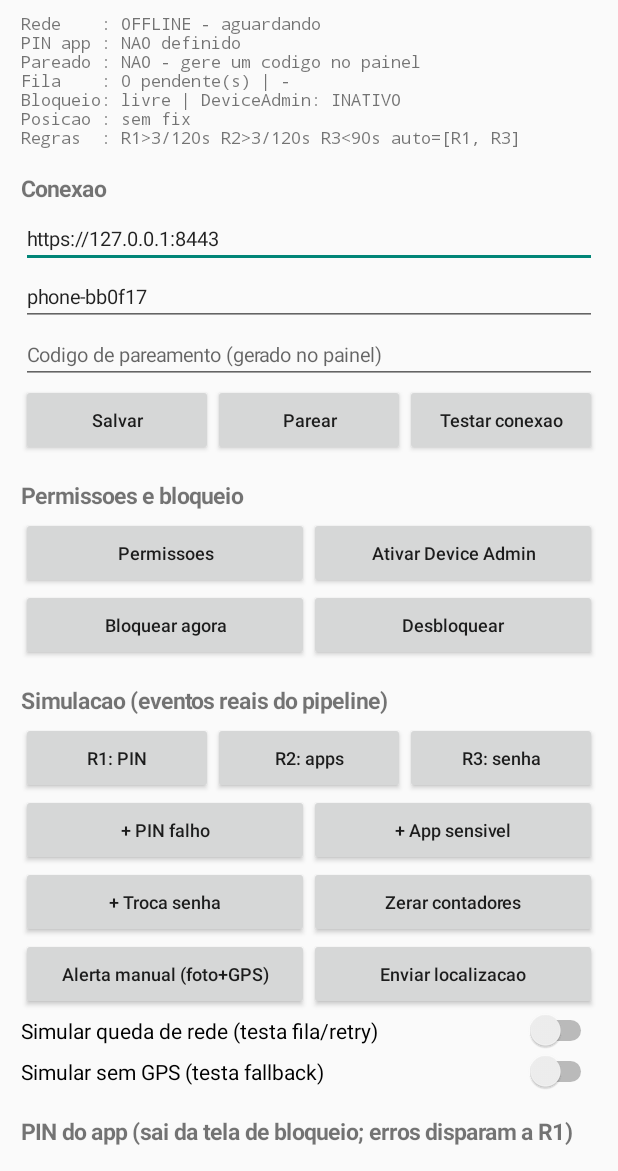
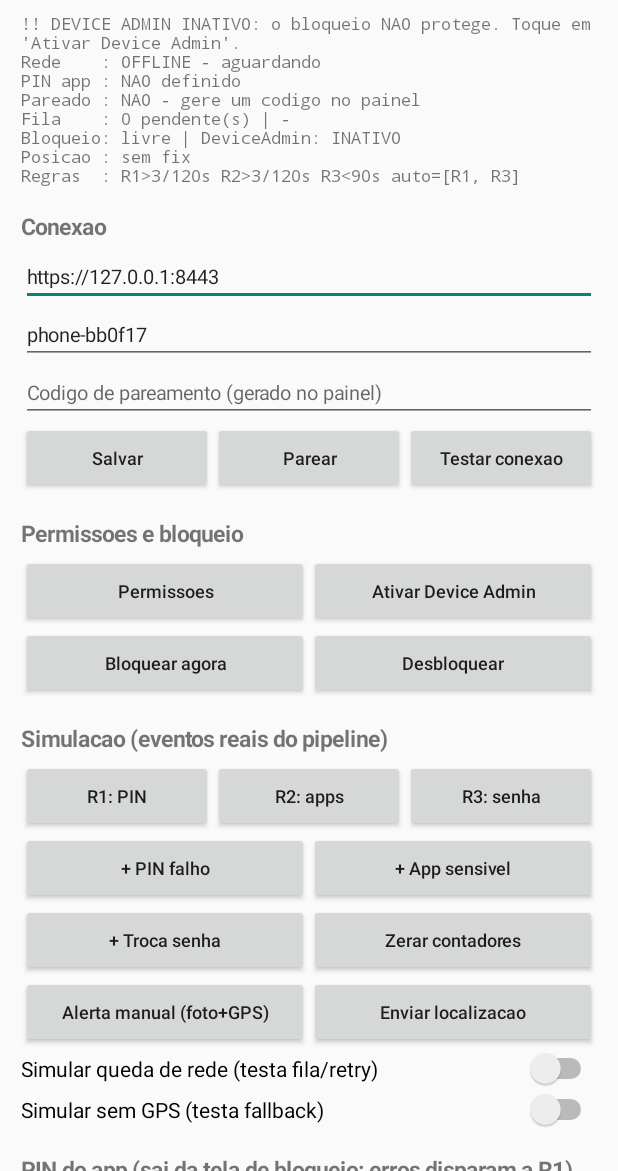
Before and after one commit to guilhermeamaro-git/SentinelMobile, an Android app: the screen it shows after launch (MainActivity), on a phone screen of 412 x 824 dp, the part 65-1236 px from its top. Run offline under Robolectric (Android 15) with nearby library versions, the phone set to English and light mode, and no system bars.

Commit message:
seguranca(e): Device Admin obrigatorio e bloqueio mais dificil de contornar
- O app pede a ativacao do Device Admin sempre que e aberto sem ela, e
  mostra um aviso em destaque enquanto estiver inativo.
- Se a tela vermelha sai de cena (Home/Recentes) com o aparelho bloqueado,
  o app chama lockNow(), que trava a tela do proprio Android.
- BootReceiver: depois de reiniciar, o monitoramento volta e, se o aparelho
  estava bloqueado, o bloqueio e reaplicado.
- Desativar o Device Admin (passo necessario para desinstalar) mostra um
  aviso e envia um alerta ADMIN_OFF (severidade ALTA) ao painel.

```diff
--- a/android/app/src/main/java/com/sentinel/mobile/MainActivity.kt
+++ b/android/app/src/main/java/com/sentinel/mobile/MainActivity.kt
@@ -83,11 +83,7 @@ class MainActivity : Activity() {
         root.addView(head("Permissoes e bloqueio"))
         root.addView(row(
             btn("Permissoes") { askPermissions() },
-            btn("Ativar Device Admin") {
-                startActivity(Intent(DevicePolicyManager.ACTION_ADD_DEVICE_ADMIN)
-                    .putExtra(DevicePolicyManager.EXTRA_DEVICE_ADMIN, LockManager.component(this))
-                    .putExtra(DevicePolicyManager.EXTRA_ADD_EXPLANATION, "Necessario para bloquear a tela (lockNow)."))
-            }
+            btn("Ativar Device Admin") { requestAdmin() }
         ))
         root.addView(row(
             btn("Bloquear agora") { Sentinel.sendLocationNow(); LockManager.lock(this, "botao local") },
@@ -131,6 +127,16 @@ class MainActivity : Activity() {
 
         askPermissions()
         if (!Pin.isSet()) askNewPin(firstTime = true)   // nao existe PIN padrao
+        // Device Admin e obrigatorio: sem ele o bloqueio e so a tela do app, contornavel pelo botao Home.
+        if (!LockManager.isAdmin(this)) requestAdmin()
+    }
+
+    private fun requestAdmin() {
+        startActivity(Intent(DevicePolicyManager.ACTION_ADD_DEVICE_ADMIN)
+            .putExtra(DevicePolicyManager.EXTRA_DEVICE_ADMIN, LockManager.component(this))
+            .putExtra(DevicePolicyManager.EXTRA_ADD_EXPLANATION,
+                "Obrigatorio: permite travar a tela do aparelho (lockNow) quando um ataque e detectado " +
+                "ou quando o painel manda bloquear. Sem isso o bloqueio pode ser contornado."))
     }
 
     private fun toast(msg: String) = Toast.makeText(this, msg, Toast.LENGTH_SHORT).show()
@@ -182,6 +188,8 @@ class MainActivity : Activity() {
         val fix = Prefs.lastFix
         val c = Sentinel.cfg
         status.text = buildString {
+            if (!LockManager.isAdmin(this@MainActivity))
+                appendLine("!! DEVICE ADMIN INATIVO: o bloqueio NAO protege. Toque em 'Ativar Device Admin'.")
             appendLine("Rede    : " + (if (Sentinel.online) "ONLINE" else "OFFLINE") + " - " + Sentinel.netInfo)
             appendLine("PIN app : " + (if (Pin.isSet()) "definido" else "NAO definido"))
             appendLine("Pareado : " + (if (Prefs.token.isNotEmpty()) "sim (${Prefs.deviceId})" else "NAO - gere um codigo no painel"))
--- a/android/app/src/main/java/com/sentinel/mobile/Sentinel.kt
+++ b/android/app/src/main/java/com/sentinel/mobile/Sentinel.kt
@@ -159,6 +159,11 @@ object Sentinel {
         }
     }
 
+    /** Alerta de seguranca fora das regras R1/R2/R3 (ex.: Device Admin desativado). */
+    fun securityAlert(rule: String, detail: String) {
+        work.execute(safe("alerta") { raiseAlert(listOf(rule), detail) })
+    }
+
     fun manualAlert() {
         work.execute(safe("alerta") { raiseAlert(listOf("MANUAL"), "Alerta manual (teste foto+GPS)") })
     }
```
Also changed, not shown: android/app/src/main/AndroidManifest.xml (+10 -0 lines), android/app/src/main/java/com/sentinel/mobile/Engine.kt (+32 -7 lines), android/app/src/main/java/com/sentinel/mobile/LockActivity.kt (+10 -0 lines), 1 other file.
